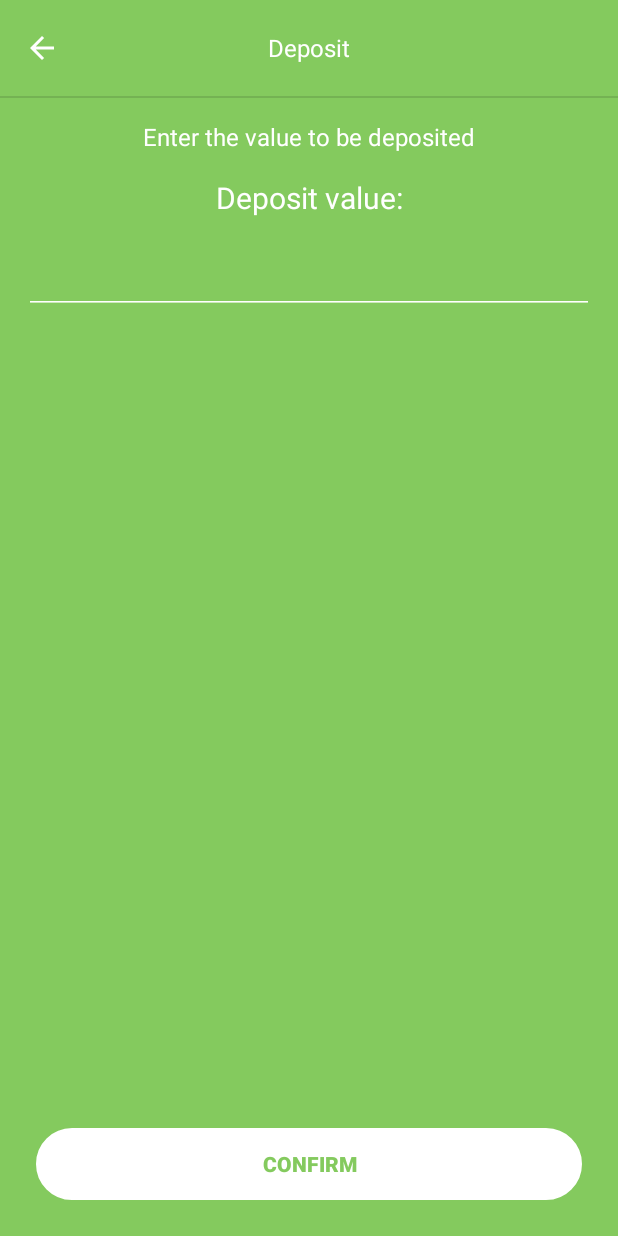
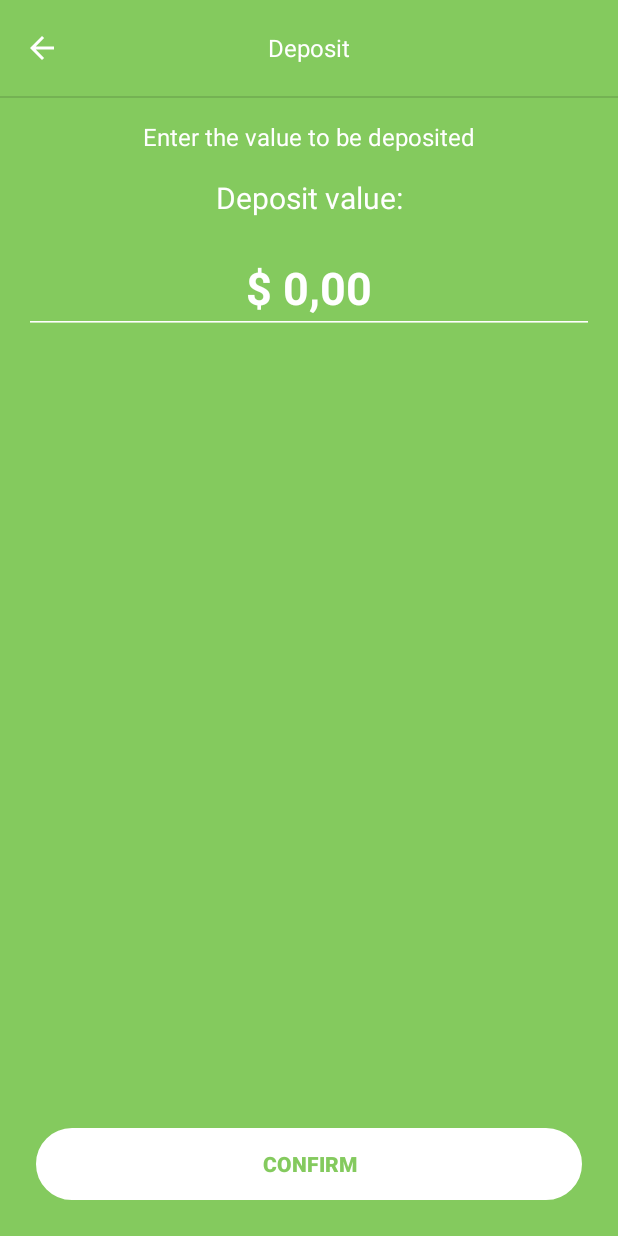
Before and after one commit to LiviaCarv/Digital-Bank, an Android app: the DepositFormFragment screen opened through its navigation route, on a phone screen of 412 x 824 dp. Run offline under Robolectric (Android 15) with nearby library versions, the phone set to English and light mode, and no system bars; our stand-ins replace Dagger/Hilt's generated code.

Commit message:
implemented MoneyTextWatcher class to configure money amount mask while being edited

```diff
--- a/app/src/main/java/com/project/digitalbank/ui/features/deposit/DepositFormFragment.kt
+++ b/app/src/main/java/com/project/digitalbank/ui/features/deposit/DepositFormFragment.kt
@@ -16,6 +16,7 @@ import com.project.digitalbank.data.model.Deposit
 import com.project.digitalbank.data.model.Transaction
 import com.project.digitalbank.databinding.FragmentDepositFormBinding
 import com.project.digitalbank.util.FirebaseHelper
+import com.project.digitalbank.util.MoneyTextWatcher
 import com.project.digitalbank.util.StateView
 import com.project.digitalbank.util.hideKeyboard
 import com.project.digitalbank.util.initToolBar
@@ -46,6 +47,9 @@ class DepositFormFragment : Fragment() {
     }
 
     private fun initListener() {
+        with(binding.edtTxtDepositValue) {
+            addTextChangedListener(MoneyTextWatcher(this))
+        }
         binding.btnConfirm.setOnClickListener { validateDeposit() }
     }
 
--- a/app/src/main/res/layout/fragment_deposit_form.xml
+++ b/app/src/main/res/layout/fragment_deposit_form.xml
@@ -4,6 +4,7 @@
     xmlns:tools="http://schemas.android.com/tools"
     android:layout_width="match_parent"
     android:layout_height="match_parent"
+    android:theme="@style/Theme.Dark"
     tools:context=".ui.features.deposit.DepositFormFragment">
 
     <ScrollView
@@ -77,11 +78,14 @@
                 android:layout_width="0dp"
                 android:layout_height="wrap_content"
                 android:layout_margin="@dimen/margin_between_elements_16dp"
+                android:layout_marginTop="16dp"
                 android:backgroundTint="@color/white"
                 android:inputType="numberDecimal"
                 android:textAlignment="center"
+                android:text="$ 0,00"
+                android:textStyle="bold"
                 android:textColor="@color/white"
-                android:textSize="@dimen/title_text_size_20sp"
+                android:textSize="@dimen/text_size_30sp"
                 app:layout_constraintEnd_toEndOf="parent"
                 app:layout_constraintStart_toStartOf="parent"
                 app:layout_constraintTop_toBottomOf="@id/txt_deposit_value" />
```
Also changed, not shown: app/src/main/java/com/project/digitalbank/util/MoneyTextWatcher.kt (added, +59 -0 lines), app/src/main/res/drawable/loaging_gif.gif (added).
